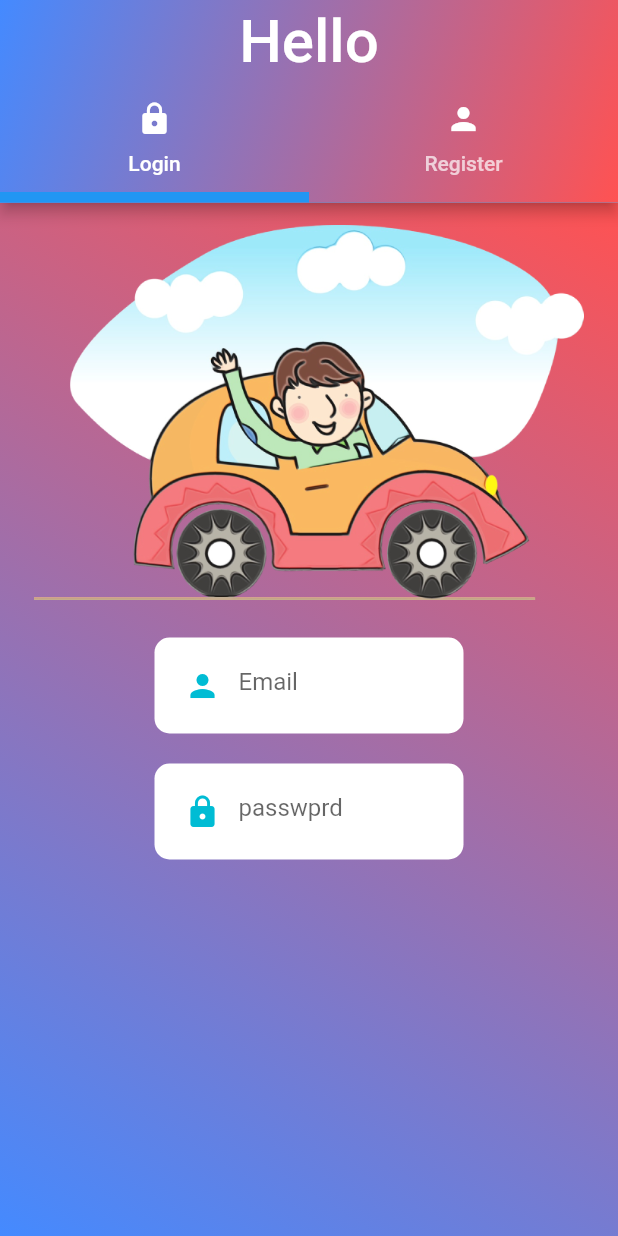
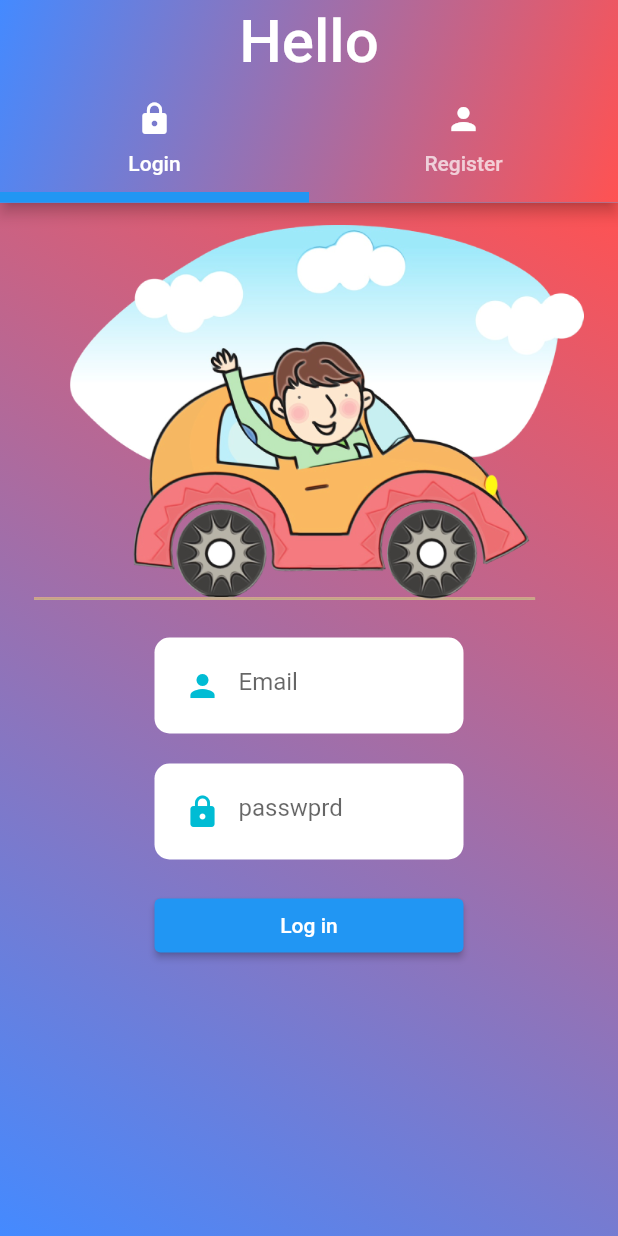
Before and after one commit to Hassan1Ehsani/Splash-Screen, a Flutter app: the screen it shows after launch, on a phone screen of 412 x 824 dp. Run offline on Flutter 3.47's test engine with Material 2 defaults, Android fonts, the phone set to English and light mode, and no system bars.

Commit message:
create button log in

```diff
--- a/lib/login.dart
+++ b/lib/login.dart
@@ -36,9 +36,24 @@ class _LoginState extends State<Login> {
                   CustomTextField(
                       _emailController, Icons.person, 'Email', false),
                   // controller:_emailController, data:Icons.person, hintText:'Email', isObsecure:false
-                  CustomTextField(_passwordController,Icons.lock,'passwprd',true),
+                  CustomTextField(
+                      _passwordController, Icons.lock, 'passwprd', true),
                 ],
               ),
+            ),
+            SizedBox(height: 10),
+            Container(
+              width: MediaQuery.of(context).size.width * 0.5,
+              child: ElevatedButton(
+                onPressed: () {},
+                child: Text(
+                  'Log in',
+                  style: TextStyle(color: Colors.white),
+                ),
+              ),
+            ),
+            SizedBox(
+              height: 50,
             ),
           ],
         ),
```
